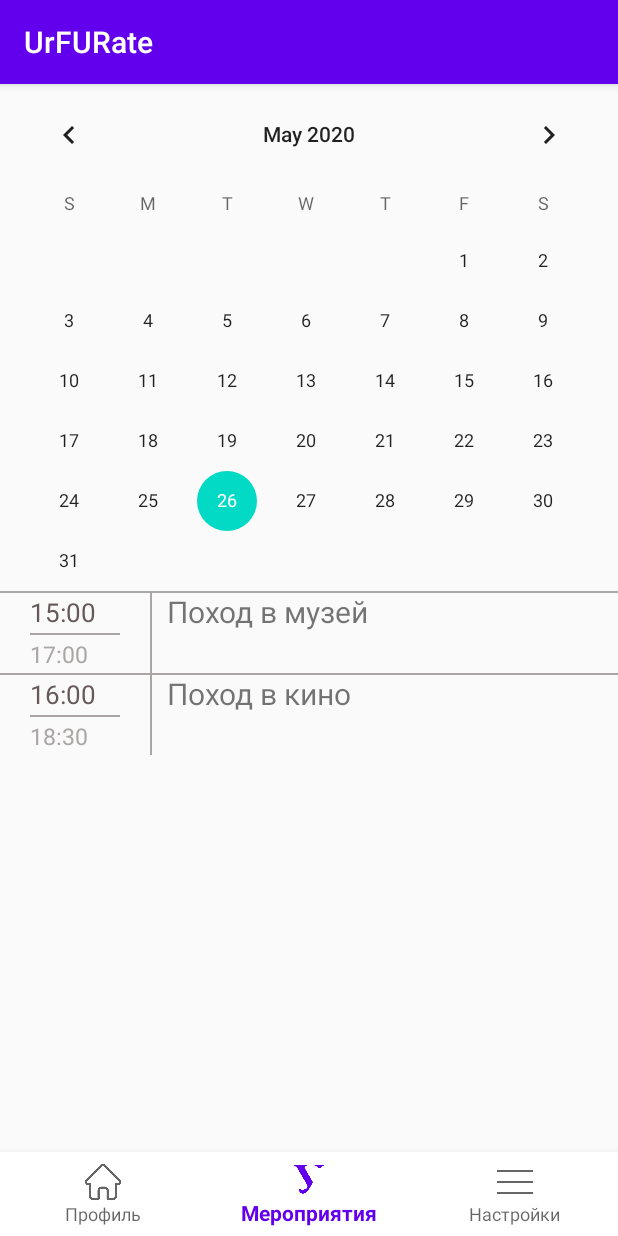
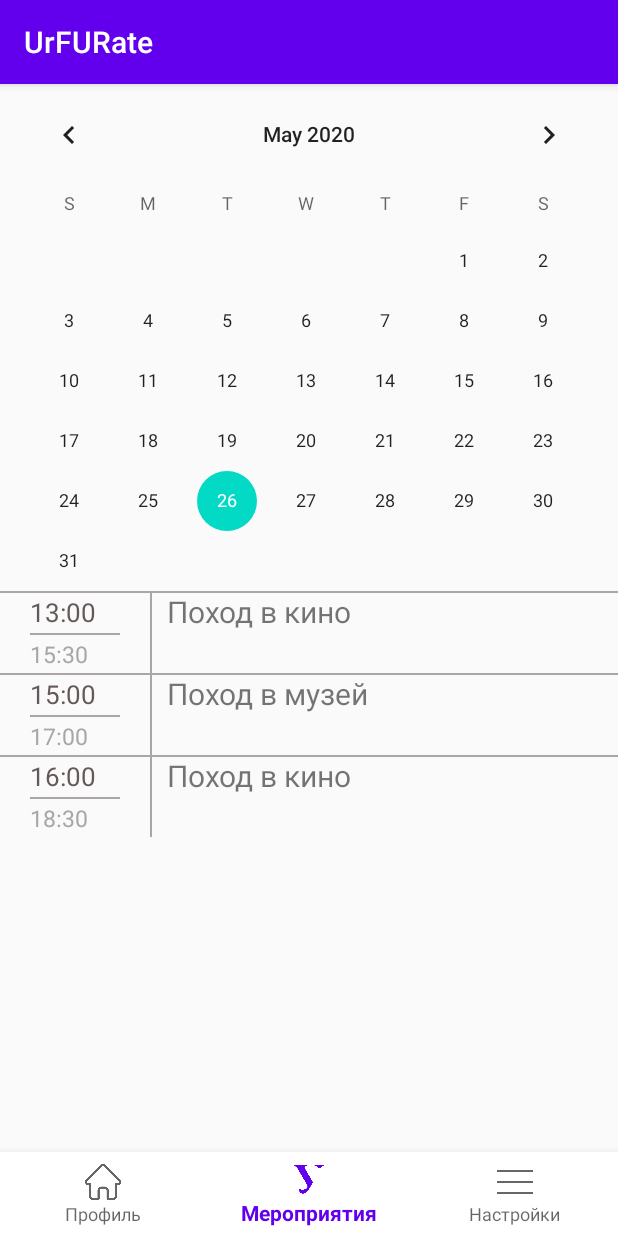
Before and after one commit to S1ide/UrFURateFinal, an Android app: the screen it shows after launch (MainActivity), item 2 of the bottom bar chosen, on a phone screen of 412 x 824 dp. Run offline under Robolectric (Android 15) with nearby library versions, the phone set to English and light mode, and no system bars.

```diff
--- a/app/src/main/java/com/iriton/urfurate/MeetFragment.kt
+++ b/app/src/main/java/com/iriton/urfurate/MeetFragment.kt
@@ -24,9 +24,11 @@ class MeetFragment : Fragment() {
         super.onViewCreated(view, savedInstanceState)
 
         myRecycler.layoutManager = LinearLayoutManager(this.activity)
-        val items = listOf(MeetItem("15:00", "17:00", "Поход в музей", "Скоро"),
-            MeetItem("16:00", "18:30", "Поход в кино", "Скоро")
+        val items = mutableListOf(MeetItem("15:00", "17:00", "Поход в музей", "Скоро", "IRIT-RtF"),
+            MeetItem("16:00", "18:30", "Поход в кино", "Скоро", "HTI"),
+            MeetItem("13:00", "15:30", "Поход в кино", "Скоро","FTI")
         )
+        items.sortBy {it.timeOfStart}
         val myAdapter = MeetAdapter(items, object : MeetAdapter.Callback {
             override fun onItemClicked(item: MeetItem) {
                 //TODO Сюда придёт элемент, по которому кликнули. Можно дальше с ним работать
--- a/app/src/main/java/com/iriton/urfurate/MeetItem.kt
+++ b/app/src/main/java/com/iriton/urfurate/MeetItem.kt
@@ -1,8 +1,10 @@
 package com.iriton.urfurate
+
 
 data class MeetItem (
     val timeOfStart : String,
     val timeOfEnd : String,
     val nameOfMeet : String,
-    val categoryOfMeet : String
+    val categoryOfMeet : String,
+    val institute : String
 )
--- a/app/src/main/res/layout/fragment_meet.xml
+++ b/app/src/main/res/layout/fragment_meet.xml
@@ -11,7 +11,8 @@
         android:id="@+id/calendar"
         android:layout_width="match_parent"
         android:layout_height="wrap_content"
-        android:minDate="01/01/2020"/>
+        android:minDate="01/01/2020"
+        />
 
     <androidx.recyclerview.widget.RecyclerView
         android:id="@+id/myRecycler"
--- a/app/src/main/res/layout/main_item.xml
+++ b/app/src/main/res/layout/main_item.xml
@@ -62,6 +62,7 @@
         <TextView
             android:id="@+id/meetName"
             android:paddingStart="10dp"
+            android:paddingEnd="10dp"
             android:layout_width="match_parent"
             android:layout_height="match_parent"
             android:text="@string/mero_name"
```
Also changed, not shown: app/src/main/res/values/styles.xml (+8 -0 lines).
